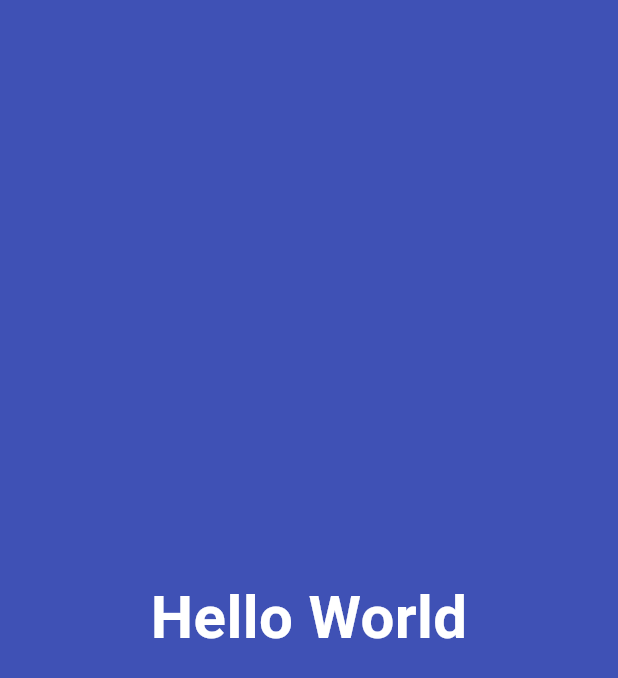
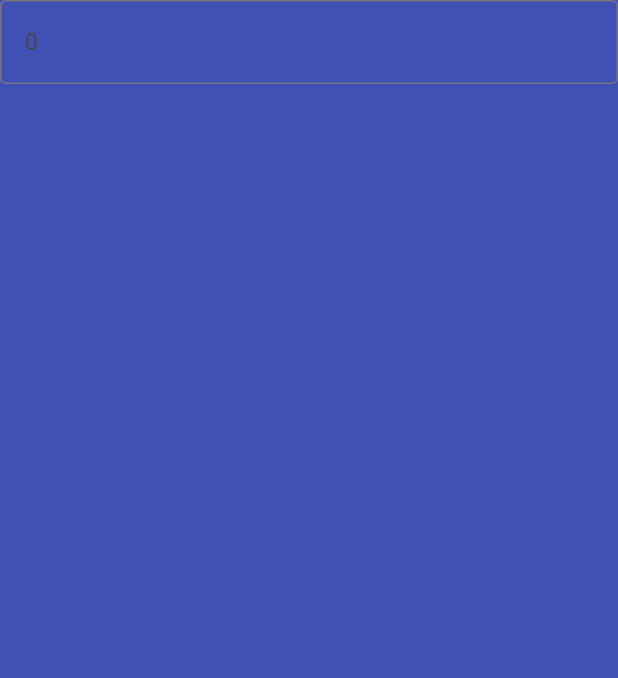
Before and after one commit to swarnaliiiiii/Flutter_first, a Flutter app: the screen it shows after launch, on a phone screen of 412 x 824 dp. Shown: the top 678 px of the screen. Run offline on Flutter 3.47's test engine with Material 3 defaults, Android fonts, the phone set to English and light mode, and no system bars.

Commit message:
second commit

```diff
--- a/lib/app/app.dart
+++ b/lib/app/app.dart
@@ -8,6 +8,7 @@ class MyApp extends StatelessWidget {
   Widget build(BuildContext context) {
     return MaterialApp(
       title: "flutter first app",
+      theme: ThemeData(primarySwatch: Colors.indigo),
       home: HomeView(),
     );
   }
--- /dev/null
+++ b/lib/views/calculator_view.dart
@@ -0,0 +1,24 @@
+import 'package:flutter/material.dart';
+
+class CalculatorView extends StatelessWidget {
+  const CalculatorView({super.key});
+
+  @override
+  Widget build(BuildContext context) {
+    return const Column(
+      children: [
+        // Calculator display
+        TextField(
+          decoration: InputDecoration(
+            border: OutlineInputBorder(),
+            labelText: "0",
+            hintText: "Enter a number",
+          ),
+        )
+        //Expand
+        //Calculator buttons
+
+      ],
+    );
+  }
+}
--- a/lib/views/home_view.dart
+++ b/lib/views/home_view.dart
@@ -1,19 +1,16 @@
 import 'package:flutter/material.dart';
+import 'package:flutter_first/views/calculator_view.dart';
 
 class HomeView extends StatelessWidget {
   const HomeView({Key? key}) : super(key: key);
 
   @override
   Widget build(BuildContext context) {
-    return Material(
-      child: Container(
-        color: Colors.indigo,
-        child: Center(
-            child: Text("Hello World",
-                style: TextStyle(
-                    fontSize: 40,
-                    color: Colors.white,
-                    fontWeight: FontWeight.bold))),
+    return Scaffold(
+      backgroundColor: Colors.indigo,
+      body: SafeArea(
+        bottom: false,
+        child: const CalculatorView(),
       ),
     );
   }
```
Also changed, not shown: 1 other file.
